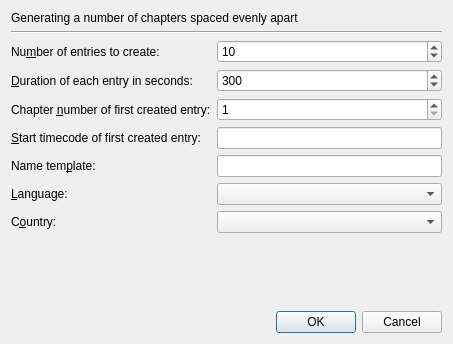
jpsdr/MKVToolnix-Windows-7, file src/mkvtoolnix-gui/forms/chapter_editor/generate_sub_chapters_parameters_dialog.ui: the form before one commit.
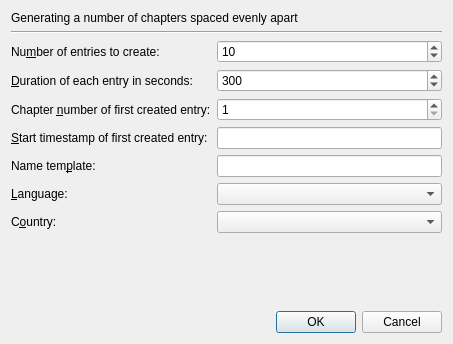
The form after the commit. Custom widgets are drawn as their Qt base class.

Commit message:
GUI: chapters: rename `timecode` → `timestamp`
Part of an ongoing effort to replace the use of the term `timecode`
with `timestamp`. Timecodes have a very specific meaning in the
audio/video world, and it's not what MKVToolNix has been using the
term for.

```diff
--- a/src/mkvtoolnix-gui/forms/chapter_editor/generate_sub_chapters_parameters_dialog.ui
+++ b/src/mkvtoolnix-gui/forms/chapter_editor/generate_sub_chapters_parameters_dialog.ui
@@ -128,7 +128,7 @@
      <item row="3" column="0">
       <widget class="QLabel" name="label_6">
        <property name="text">
-        <string>&amp;Start timecode of first created entry:</string>
+        <string>&amp;Start timestamp of first created entry:</string>
        </property>
        <property name="buddy">
         <cstring>leStartTimecode</cstring>
```
Left out of the diff: 6 changed lines with no effect on the pictures. The commit also changes 6 other files.
